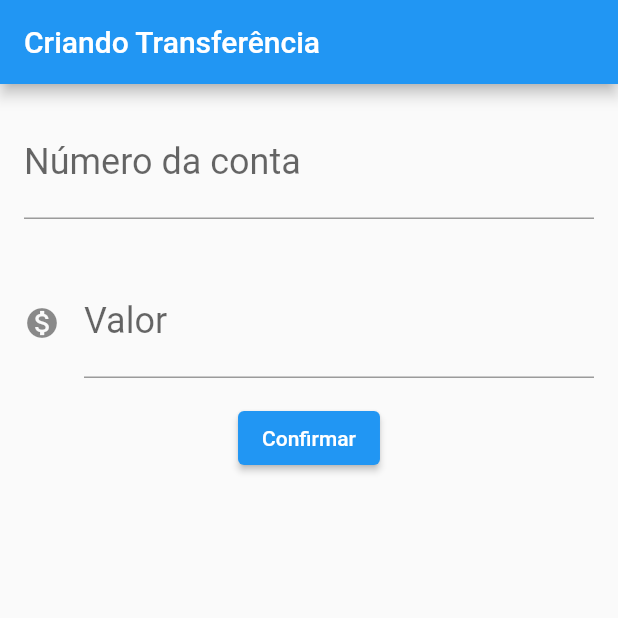
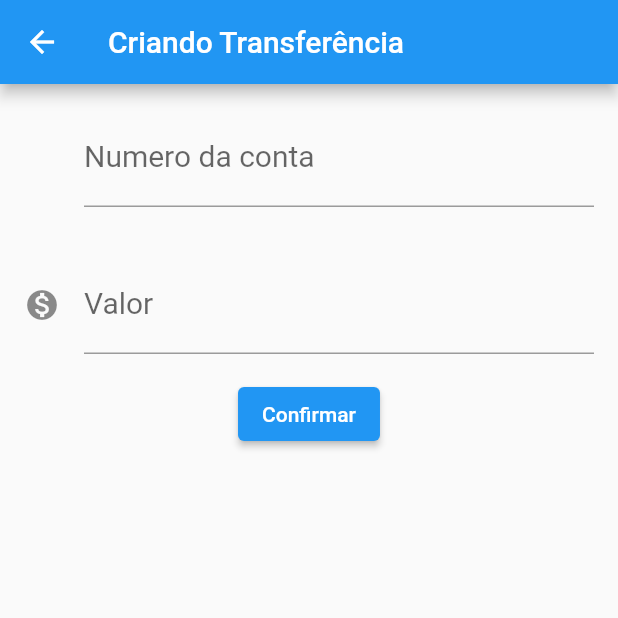
Before and after one commit to TiagoLBarcelos/Estudo-Flutter, a Flutter app: the FormularioTransferencia screen opened directly, after a tap on "Confirmar", on a phone screen of 412 x 824 dp, the top half of it. Run offline on Flutter 3.47's test engine with Material 2 defaults, Android fonts, the phone set to English and light mode, and no system bars.

Commit message:
Atualização

```diff
--- a/bytebank/lib/main.dart
+++ b/bytebank/lib/main.dart
@@ -7,13 +7,17 @@ class BytebankApp extends StatelessWidget {
   Widget build(BuildContext context) {
     return MaterialApp(
       home: Scaffold(
-        body: FormularioTransferencia(),
+        body: ListaTransferencias(),
       ),
     );
   }
 }
 
 class FormularioTransferencia extends StatelessWidget {
+  final TextEditingController _controladorCampoNumeroConta =
+      TextEditingController();
+  final TextEditingController _controladorCampoValor = TextEditingController();
+
   @override
   Widget build(BuildContext context) {
     return Scaffold(
@@ -22,56 +26,91 @@ class FormularioTransferencia extends StatelessWidget {
         ),
         body: Column(
           children: <Widget>[
-            Padding(
-              padding: const EdgeInsets.all(16.0),
-              child: TextField(
-                style: TextStyle(fontSize: 24.0),
-                decoration: InputDecoration(
-                    labelText: 'Número da conta',
-                    hintText: '0000'
-                ),
-                keyboardType: TextInputType.number,
-              ),
-            ),Padding(
-              padding: const EdgeInsets.all(16.0),
-              child: TextField(
-                style: TextStyle(fontSize: 24.0),
-                decoration: InputDecoration(
-                    icon: Icon(Icons.monetization_on),
-                    labelText: 'Valor',
-                    hintText: '0.00'
-                ),
-                keyboardType: TextInputType.number,
-              ),
-            ),
-
+            Editor(
+                controlador: _controladorCampoNumeroConta,
+                dica: '0000',
+                rotulo: 'Numero da conta'),
+            Editor(
+                controlador: _controladorCampoValor,
+                rotulo: 'Valor',
+                dica: '0.00',
+                icone: Icons.monetization_on),
             ElevatedButton(
-                onPressed: () {},
-                child: Text('Confirmar')
+              child: Text('Confirmar'),
+              onPressed: () => _criaTransferencia(context),
             )
           ],
         ));
   }
+
+  void _criaTransferencia(BuildContext context) {
+    final int? numeroConta =
+        int.tryParse(_controladorCampoNumeroConta.text);
+    final double? valor =
+        double.tryParse(_controladorCampoValor.text);
+    if (numeroConta != null && valor != null) {
+      final transferenciaCriada = Transferencia(valor, numeroConta);
+      debugPrint('Criando transferância');
+      debugPrint('$transferenciaCriada');
+      Navigator.pop(context, transferenciaCriada);
+    }
+  }
+}
+
+class Editor extends StatelessWidget {
+  final TextEditingController? controlador;
+  final String? rotulo;
+  final String? dica;
+  final IconData? icone;
+
+  Editor({this.controlador, this.rotulo, this.dica, this.icone});
+
+  @override
+  Widget build(BuildContext context) {
+    return Padding(
+      padding: const EdgeInsets.all(16.0),
+      child: TextField(
+        controller: controlador,
+        style: TextStyle(fontSize: 20.0),
+        decoration: InputDecoration(
+            icon: Icon(icone), labelText: rotulo, hintText: dica),
+        keyboardType: TextInputType.number,
+      ),
+    );
+  }
 }
 
 class ListaTransferencias extends StatelessWidget {
+
+  final List<Transferencia> _transferencias = [];
+
   @override
   Widget build(BuildContext context) {
-    // TODO: implement build
+    _transferencias.add(Transferencia(100.0, 1234));
     return Scaffold(
       appBar: AppBar(
         title: Text('Transferências'),
       ),
-      body: Column(
-        children: [
-          ItemTransferencia(Transferencia(100.0, 1000)),
-          ItemTransferencia(Transferencia(200.0, 2000)),
-          ItemTransferencia(Transferencia(300.0, 3000)),
-        ],
+      body: ListView.builder(
+        itemCount: _transferencias.length,
+        itemBuilder: (context, indice) {
+          final transferencia = _transferencias[indice];
+          return ItemTransferencia(transferencia);
+        },
       ),
       floatingActionButton: FloatingActionButton(
-        onPressed: () {},
         child: Icon(Icons.add),
+        onPressed: () {
+          final Future future = Navigator.push(
+              context, MaterialPageRoute(builder: (context){
+                return FormularioTransferencia();
+          }));
+          future.then((transferenciaRcebida) {
+            debugPrint("Chegou no Then do future");
+            debugPrint("$transferenciaRcebida");
+            _transferencias.add(transferenciaRcebida);
+          });
+        },
       ),
     );
   }
@@ -100,4 +139,9 @@ class Transferencia {
   final int numeroConta;
 
   Transferencia(this.valor, this.numeroConta);
+
+  @override
+  String toString() {
+    return 'Transferencia{valor: $valor, numeroConta: $numeroConta}';
+  }
 }
```
